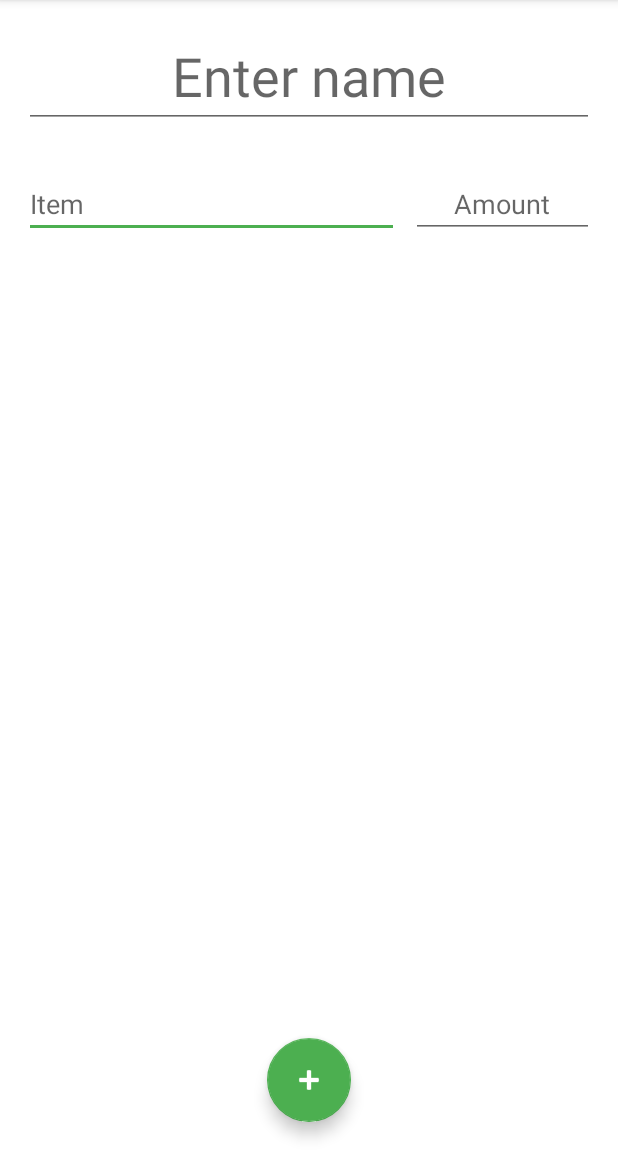
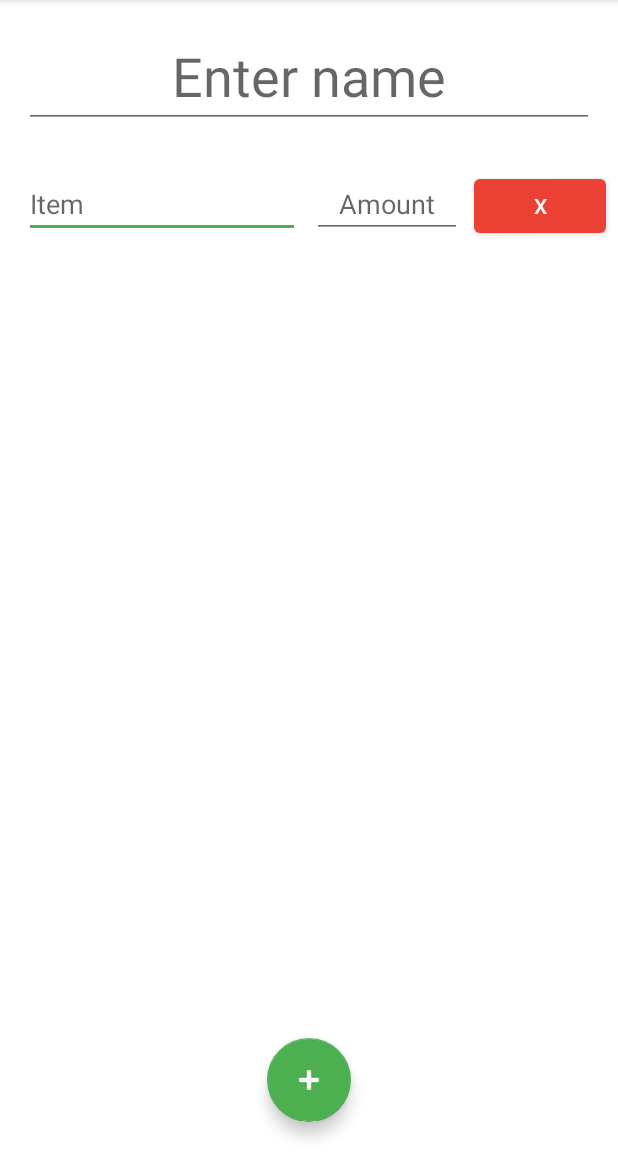
Before and after one commit to KevinLHansen/SEM6-Android, an Android app: the ShoppingListActivity screen opened directly, with no data from a screen before it, in the options menu, after a tap on "Edit list", on a phone screen of 412 x 824 dp, the part 84-1236 px from its top. Run offline under Robolectric (Android 15) with nearby library versions, the phone set to English and light mode, and no system bars; our stand-ins replace Firebase (no records; nobody signed in at launch, a user with empty details on screens opened directly), data binding.

Commit message:
Items can now be deleted from lists

```diff
--- a/app/src/main/java/com/example/simplist/views/ShoppingListActivity.java
+++ b/app/src/main/java/com/example/simplist/views/ShoppingListActivity.java
@@ -91,6 +91,8 @@ public class ShoppingListActivity extends AppCompatActivity {
                             }
                         }).setNegativeButton(R.string.popup_no, null).show();
                 return true;
+            case R.id.action_edit:
+                adapter.toggleEdit();
             default:
                 return super.onOptionsItemSelected(item);
         }
--- a/app/src/main/java/com/example/simplist/views/ShoppingListItemAdapter.java
+++ b/app/src/main/java/com/example/simplist/views/ShoppingListItemAdapter.java
@@ -4,6 +4,7 @@ import android.util.Log;
 import android.view.LayoutInflater;
 import android.view.View;
 import android.view.ViewGroup;
+import android.widget.Button;
 import android.widget.EditText;
 
 import androidx.annotation.NonNull;
@@ -24,6 +25,7 @@ public class ShoppingListItemAdapter extends RecyclerView.Adapter<ShoppingListIt
 
     //private MutableLiveData<List<ShoppingListItem>> items;
     private List<ShoppingListItem> items;
+    private boolean isEdit;
 
 //    public ShoppingListItemAdapter(ShoppingList shoppingList) {
 //        this.shoppingList = shoppingList;
@@ -32,6 +34,7 @@ public class ShoppingListItemAdapter extends RecyclerView.Adapter<ShoppingListIt
 
     public ShoppingListItemAdapter(){
         items = new ArrayList<>();
+        isEdit = false;
     }
 
 //    public ShoppingListItemAdapter(MutableLiveData<List<ShoppingListItem>> items) {
@@ -51,6 +54,15 @@ public class ShoppingListItemAdapter extends RecyclerView.Adapter<ShoppingListIt
 //        notifyDataSetChanged();
 //    }
 
+    public void toggleEdit(){
+        isEdit = !isEdit;
+        notifyDataSetChanged();
+    }
+
+    public boolean getIsEdit(){
+        return isEdit;
+    }
+
 
     @NonNull
     @Override
@@ -65,6 +77,17 @@ public class ShoppingListItemAdapter extends RecyclerView.Adapter<ShoppingListIt
     @Override
     public void onBindViewHolder(@NonNull ShoppingListItemViewHolder holder, int position) {
         holder.bind(items.get(position));
+        holder.remove.setOnClickListener(new View.OnClickListener() {
+            @Override
+            public void onClick(View view) {
+                items.remove(position);
+                notifyDataSetChanged();
+            }
+        });
+        if (!isEdit)
+            holder.remove.setVisibility(View.GONE);
+        else
+            holder.remove.setVisibility(View.VISIBLE);
         Log.d(TAG, "ViewHolder bound!");
     }
 
@@ -79,6 +102,7 @@ public class ShoppingListItemAdapter extends RecyclerView.Adapter<ShoppingListIt
     public class ShoppingListItemViewHolder extends RecyclerView.ViewHolder {
         private ShoppingListItemBinding binding;
         EditText name, amount;
+        Button remove;
 
         public ShoppingListItemViewHolder(ShoppingListItemBinding binding) {
             super(binding.getRoot());
@@ -86,6 +110,9 @@ public class ShoppingListItemAdapter extends RecyclerView.Adapter<ShoppingListIt
         }
 
         public void bind(ShoppingListItem item) {
+            this.name = binding.nameEditText;
+            this.amount = binding.amountEditText;
+            this.remove = binding.removeItemButton;
             binding.setItem(item);
             binding.executePendingBindings();
         }
--- a/app/src/main/res/layout/activity_shopping_list.xml
+++ b/app/src/main/res/layout/activity_shopping_list.xml
@@ -6,9 +6,6 @@
         <variable
             name="viewModel"
             type="com.example.simplist.viewmodels.DetailViewModel" />
-        <variable
-            name="shoppingList"
-            type="com.example.simplist.models.ShoppingList" />
     </data>
     <androidx.constraintlayout.widget.ConstraintLayout
         android:layout_width="match_parent"
--- a/app/src/main/res/layout/shopping_list_item.xml
+++ b/app/src/main/res/layout/shopping_list_item.xml
@@ -1,38 +1,39 @@
 <?xml version="1.0" encoding="utf-8"?>
-<layout>
+<layout xmlns:android="http://schemas.android.com/apk/res/android"
+    xmlns:app="http://schemas.android.com/apk/res-auto"
+    xmlns:tools="http://schemas.android.com/tools">
     <data>
         <variable
             name="item"
             type="com.example.simplist.models.ShoppingListItem" />
     </data>
-    <androidx.constraintlayout.widget.ConstraintLayout xmlns:android="http://schemas.android.com/apk/res/android"
-        xmlns:app="http://schemas.android.com/apk/res-auto"
-        xmlns:tools="http://schemas.android.com/tools"
+    <androidx.constraintlayout.widget.ConstraintLayout
         android:layout_width="match_parent"
         android:layout_height="wrap_content">
 
         <EditText
             android:id="@+id/nameEditText"
-            android:layout_width="250dp"
+            android:layout_width="0dp"
             android:layout_height="wrap_content"
             android:layout_marginStart="16dp"
             android:layout_marginLeft="16dp"
             android:layout_marginTop="8dp"
+            android:layout_marginEnd="8dp"
+            android:layout_marginRight="8dp"
             android:ems="10"
             android:hint="@string/item_name_hint"
             android:inputType="textPersonName"
             android:text="@={item.title}"
+            app:layout_constraintEnd_toStartOf="@+id/amountEditText"
             app:layout_constraintStart_toStartOf="parent"
             app:layout_constraintTop_toTopOf="parent" />
 
         <EditText
             android:id="@+id/amountEditText"
-            android:layout_width="0dp"
+            android:layout_width="100dp"
             android:layout_height="wrap_content"
-            android:layout_marginStart="8dp"
-            android:layout_marginLeft="8dp"
-            android:layout_marginEnd="16dp"
-            android:layout_marginRight="16dp"
+            android:layout_marginEnd="8dp"
+            android:layout_marginRight="8dp"
             android:layout_marginBottom="8dp"
             android:ems="10"
             android:gravity="center_horizontal"
@@ -40,8 +41,18 @@
             android:inputType="textPersonName"
             android:text="@={item.amount}"
             app:layout_constraintBottom_toBottomOf="parent"
+            app:layout_constraintEnd_toStartOf="@+id/removeItemButton"
+            app:layout_constraintTop_toTopOf="@+id/nameEditText" />
+
+        <Button
+            android:id="@+id/removeItemButton"
+            android:layout_width="wrap_content"
+            android:layout_height="wrap_content"
+            android:layout_marginEnd="8dp"
+            android:layout_marginRight="8dp"
+            android:text="@string/remove_item_button"
+            app:backgroundTint="@color/red"
             app:layout_constraintEnd_toEndOf="parent"
-            app:layout_constraintStart_toEndOf="@+id/nameEditText"
-            app:layout_constraintTop_toTopOf="@+id/nameEditText" />
+            app:layout_constraintTop_toTopOf="@+id/amountEditText" />
     </androidx.constraintlayout.widget.ConstraintLayout>
 </layout>
--- a/app/src/main/res/menu/shopping_menu.xml
+++ b/app/src/main/res/menu/shopping_menu.xml
@@ -2,9 +2,9 @@
 <menu xmlns:app="http://schemas.android.com/apk/res-auto"
     xmlns:android="http://schemas.android.com/apk/res/android">
     <item
+        android:id="@+id/action_edit"
+        android:title="@string/actionbar_edit" />
+    <item
         android:id="@+id/action_remove"
         android:title="@string/actionbar_remove" />
-    <item
-        android:id="@+id/action_edit"
-        android:title="@string/actionbar_edit" />
 </menu>
--- a/app/src/main/res/values/colors.xml
+++ b/app/src/main/res/values/colors.xml
@@ -13,4 +13,6 @@
     <color name="amber_light">#FFECB3</color>
     <color name="green">#4CAF50</color>
     <color name="green_light">#4CAF50</color>
+
+    <color name="red">#eb4034</color>
 </resources>
--- a/app/src/main/res/values/strings.xml
+++ b/app/src/main/res/values/strings.xml
@@ -6,6 +6,7 @@
     <string name="item_amount_hint">Amount</string>
     <string name="actionbar_remove">Remove list</string>
     <string name="actionbar_edit">Edit list</string>
+    <string name="remove_item_button">X</string>
 
     <!-- Popup -->
     <string name="popup_network_title">No internet</string>
```
